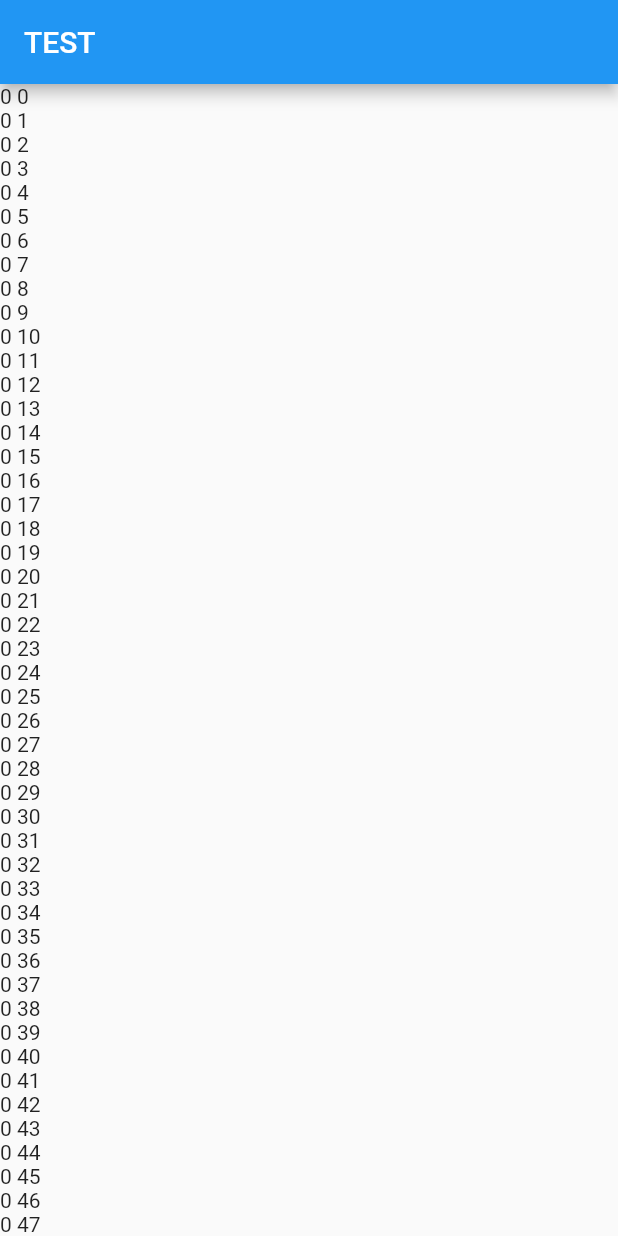
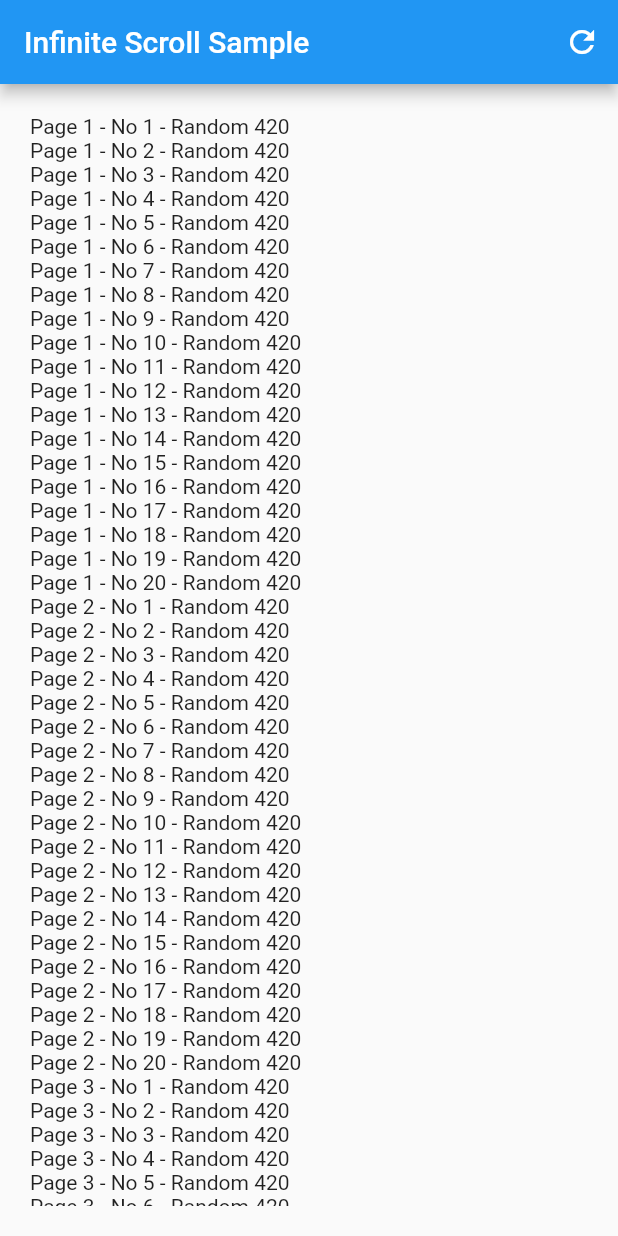
Before and after one commit to ibelz/riverpod_collection, a Flutter app: the screen it shows after launch, on a phone screen of 412 x 824 dp. Run offline on Flutter 3.47's test engine with Material 2 defaults, Android fonts, the phone set to English and light mode, and no system bars; our stand-ins replace flutter_riverpod, riverpod_annotation, shared_preferences; missing offline and left inert: jumping_dot; generated files the repository leaves out were written again.

Commit message:
enhanced sample, added refresh

```diff
--- a/riverpod_infinite_scroll/lib/main.dart
+++ b/riverpod_infinite_scroll/lib/main.dart
@@ -1,10 +1,12 @@
+import 'dart:math';
+
 import 'package:flutter/material.dart';
 import 'package:flutter_riverpod/flutter_riverpod.dart';
 import 'package:riverpod_annotation/riverpod_annotation.dart';
 
 part 'main.g.dart';
 
-// Sample by Rémi Rousselet
+// Sample by Rémi Rousselet (enhanced)
 // see https://www.youtube.com/watch?v=BJtQ0dfI-RA
 
 void main() {
@@ -17,15 +19,24 @@ void main() {
   );
 }
 
+const itemsPerPage = 20;
+const numberOfPages = 10;
+const loadingDuration = Duration(seconds: 1);
+
 @Riverpod(keepAlive: true)
-Future<List<String>> fetchItems(ref, int page) async {
-  if (page > 2) {
-    return ['a', 'b'];
+Future<List<String>> fetchItems(FetchItemsRef ref, int page) async {
+  if (page > numberOfPages) {
+    return ['penultimate item', 'last item'];
   }
 
-  await Future.delayed(const Duration(seconds: 3));
+  await Future.delayed(loadingDuration);
 
-  return List.generate(50, (index) => '$page $index');
+  // random number is only for visualisation that data changes
+  final pageRandom = Random().nextInt(1000);
+
+  return List.generate(itemsPerPage, (index) {
+    return 'Page ${page + 1} - No ${index + 1} - Random $pageRandom';
+  });
 }
 
 class MyApp extends ConsumerWidget {
@@ -35,28 +46,41 @@ class MyApp extends ConsumerWidget {
   Widget build(BuildContext context, WidgetRef ref) {
     return Scaffold(
       appBar: AppBar(
-        title: const Text('TEST'),
+        title: const Text('Infinite Scroll Sample'),
+        actions: [
+          IconButton(
+            onPressed: () => ref.invalidate(fetchItemsProvider),
+            icon: const Icon(Icons.refresh),
           ),
-      body: ListView.builder(itemBuilder: (context, index) {
-        final page = index ~/ 50;
+        ],
+      ),
+      body: Padding(
+        padding: const EdgeInsets.all(20.0),
+        child: ListView.builder(
+          itemBuilder: (context, index) {
+            final currentPage = index ~/ itemsPerPage;
+            final currentIndexInPage = index % itemsPerPage;
 
-        final itemIndex = index % 50;
+            final previousItemPage = currentIndexInPage == 0 ? currentPage - 1 : currentPage;
+            final previousItemIndexInPage = currentIndexInPage == 0 ? itemsPerPage - 1 : currentIndexInPage - 1;
 
-        final itemsFuture = ref.watch(fetchItemsProvider(page));
+            final itemsFuture = ref.watch(fetchItemsProvider(currentPage));
 
             return itemsFuture.when(
                 error: (err, st) => Text(err.toString()),
                 loading: () {
-              if (itemIndex != 0) return null;
+                  if (currentIndexInPage != 0) return null;
 
                   return const Text('loading...');
                 },
                 data: (items) {
-              if (itemIndex >= items.length) return null;
+                  if (currentIndexInPage >= items.length) return null;
 
-              return Text(items[itemIndex]);
+                  return Text(items[currentIndexInPage]);
                 });
-      }),
+          },
+        ),
+      ),
     );
   }
 }
```
Also changed, not shown: riverpod_infinite_scroll/analysis_options.yaml (+11 -1 lines), riverpod_infinite_scroll/pubspec.yaml (+6 -6 lines), riverpod_state_persist/pubspec.yaml (+4 -4 lines), riverpod_infinite_scroll/lib/main.g.dart, riverpod_infinite_scroll/pubspec.lock, riverpod_state_persist/pubspec.lock, 3 other files. Lines whose indentation alone changed are shown as unchanged.
